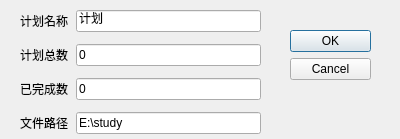
Above: itemdialog.ui from scorlw/gogogo before the change. Below: the same form after it.
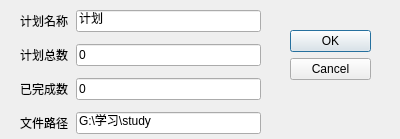
That is the form after the change.

```diff
--- a/itemdialog.ui
+++ b/itemdialog.ui
@@ -100,7 +100,7 @@
     <item row="3" column="1">
      <widget class="QLineEdit" name="pathEdit">
       <property name="text">
-       <string>E:\study</string>
+       <string>G:\学习\study</string>
       </property>
      </widget>
     </item>
```
